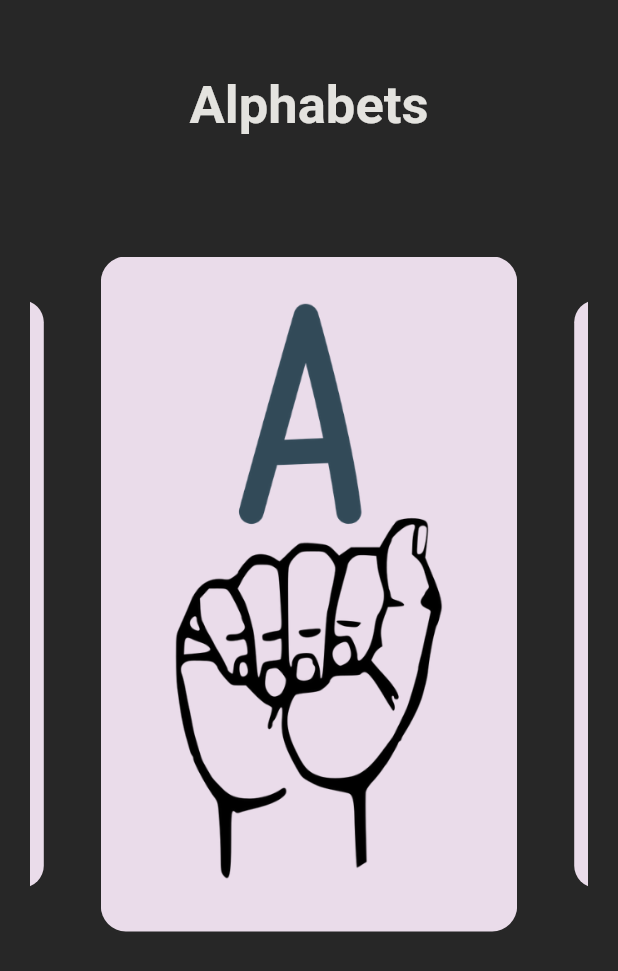
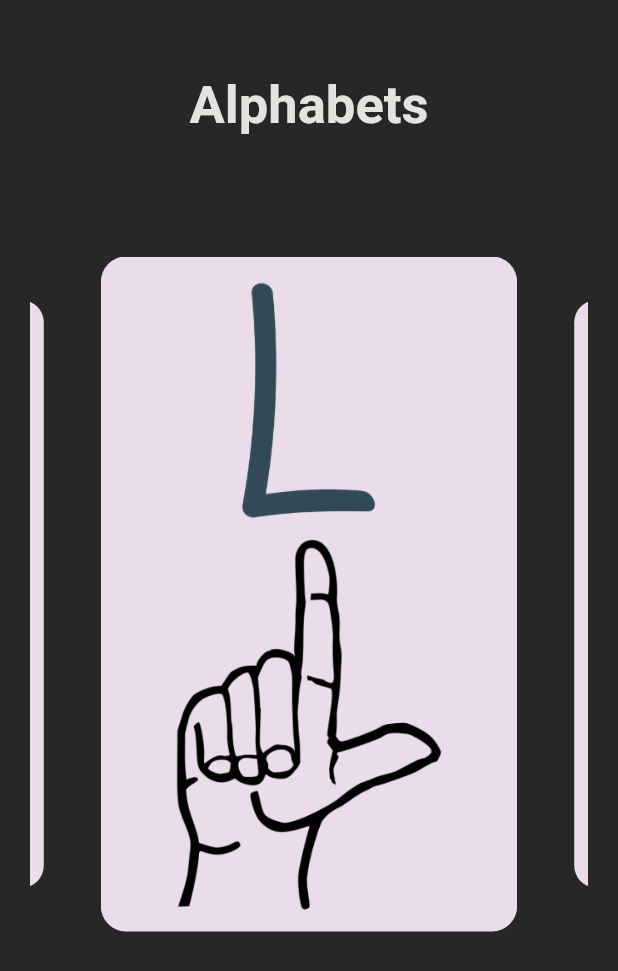
Before and after one commit to srishtiv27/give_me_a_sign, a Flutter app: the screen it shows after launch, swiped to page 2, on a phone screen of 412 x 824 dp. Shown: the top 971 px of the screen. Run offline on Flutter 3.47's test engine with Material 2 defaults, Android fonts, the phone set to English and light mode, and no system bars; drawn by our look-alikes of carousel_slider.

```diff
--- /dev/null
+++ b/lib/constants/assets.dart
@@ -0,0 +1,26 @@
+const String kA = 'assets/images/alphabets/A.png';
+const String kB = 'assets/images/alphabets/B.png';
+const String kC = 'assets/images/alphabets/C.png';
+const String kD = 'assets/images/alphabets/D.png';
+const String kE = 'assets/images/alphabets/E.png';
+const String kF = 'assets/images/alphabets/F.png';
+const String kG = 'assets/images/alphabets/G.png';
+const String kH = 'assets/images/alphabets/H.png';
+const String kI = 'assets/images/alphabets/I.png';
+const String kJ = 'assets/images/alphabets/J.png';
+const String kK = 'assets/images/alphabets/K.png';
+const String kL = 'assets/images/alphabets/L.png';
+const String kM = 'assets/images/alphabets/M.png';
+const String kN = 'assets/images/alphabets/N.png';
+const String kO = 'assets/images/alphabets/O.png';
+const String kP = 'assets/images/alphabets/P.png';
+const String kQ = 'assets/images/alphabets/Q.png';
+const String kR = 'assets/images/alphabets/R.png';
+const String kS = 'assets/images/alphabets/S.png';
+const String kT = 'assets/images/alphabets/T.png';
+const String kU = 'assets/images/alphabets/U.png';
+const String kV = 'assets/images/alphabets/V.png';
+const String kW = 'assets/images/alphabets/W.png';
+const String kX = 'assets/images/alphabets/X.png';
+const String kY = 'assets/images/alphabets/Y.png';
+const String kZ = 'assets/images/alphabets/Z.png';
--- a/lib/screens/alphabets_page.dart
+++ b/lib/screens/alphabets_page.dart
@@ -1,11 +1,37 @@
 import 'package:flutter/cupertino.dart';
 import 'package:flutter/material.dart';
 import 'package:carousel_slider/carousel_slider.dart';
+import 'package:give_me_a_sign/constants/assets.dart';
 
 class AlphabetsPage extends StatelessWidget {
   static String id = 'alphabets_page';
   List<String> background = [
-    'assets/images/alphabets/A.png',
+    kA,
+    kB,
+    kC,
+    kD,
+    kE,
+    kF,
+    kG,
+    kH,
+    kI,
+    kJ,
+    kK,
+    kL,
+    kM,
+    kN,
+    kO,
+    kP,
+    kQ,
+    kR,
+    kS,
+    kT,
+    kU,
+    kV,
+    kW,
+    kX,
+    kY,
+    kZ,
   ];
   List<int> buildIndex() {
     List<int> indices = [];
@@ -41,10 +67,10 @@ class AlphabetsPage extends StatelessWidget {
                 height: 450,
                 viewportFraction: 0.8,
                 enlargeCenterPage: true,
-//                autoPlay: true,
-//                autoPlayInterval: Duration(
-//                  seconds: 3,
-//                ),
+                autoPlay: true,
+                autoPlayInterval: Duration(
+                  seconds: 3,
+                ),
               ),
               items: buildIndex().map((i) {
                 return Builder(
```
